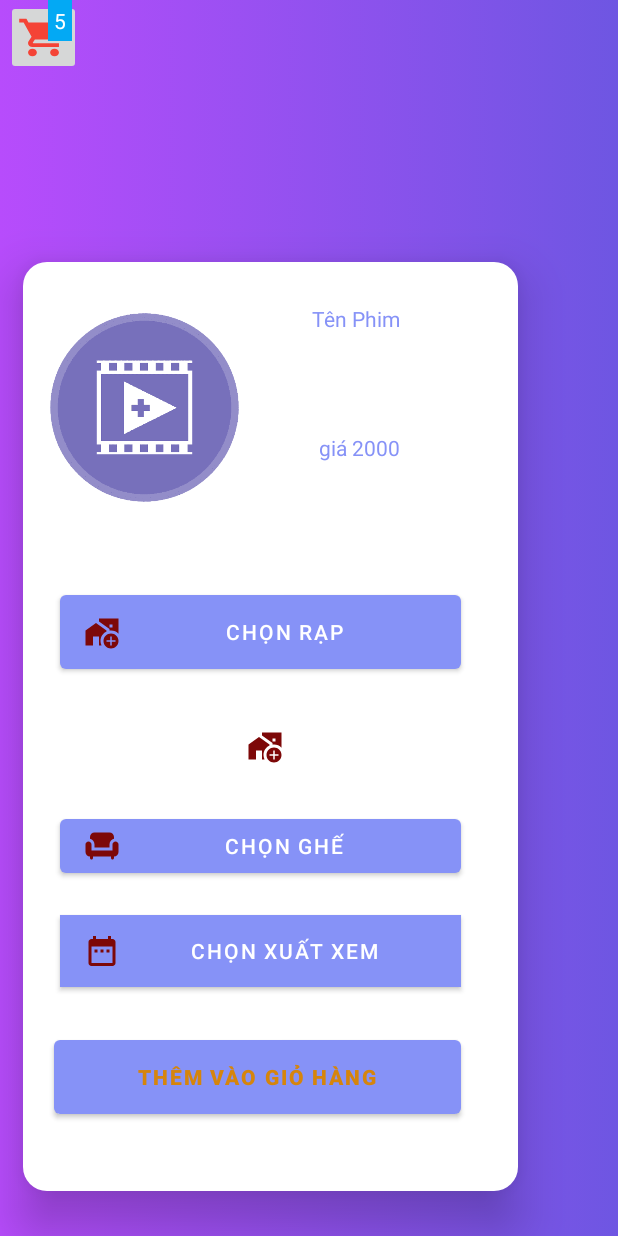
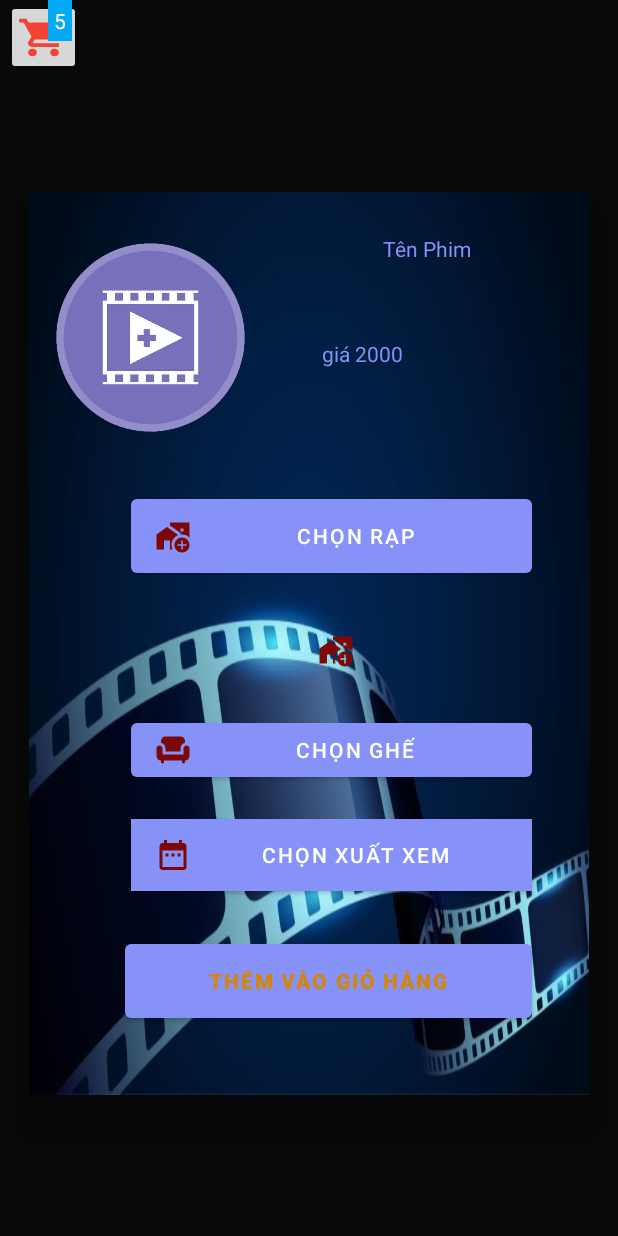
Before and after one commit to tu092002/KhoaLuan_ApkAppVePhim, an Android app: the layout activity_dat_ve.xml on its own in the app's theme, with its tools: preview values and no code run, on a phone screen of 412 x 824 dp. Run offline under Robolectric (Android 15) with nearby library versions, the phone set to English and light mode, and no system bars.

```diff
--- a/ApkTestApp/app/src/main/java/com/nht/apktestapp/Dao/PhimDao.java
+++ b/ApkTestApp/app/src/main/java/com/nht/apktestapp/Dao/PhimDao.java
@@ -135,6 +135,9 @@ public class PhimDao {
             p.setGiaPhim(c.getDouble(4));
             p.setThoiLuongPhim(c.getInt(5));
             p.setDiemPhim(c.getDouble(6));
+            p.setTacGia(c.getString(7));
+            p.setQuocGia(c.getString(8));
+            p.setTheLoai(c.getString(9));
             // Chuyển đối tượng thành chuỗi
             ls.add(p);
             c.moveToNext();
--- a/ApkTestApp/app/src/main/java/com/nht/apktestapp/DatVe.java
+++ b/ApkTestApp/app/src/main/java/com/nht/apktestapp/DatVe.java
@@ -16,6 +16,7 @@ import android.widget.TextView;
 import android.widget.Toast;
 
 import androidx.appcompat.app.AppCompatActivity;
+import androidx.appcompat.widget.Toolbar;
 
 import com.nht.apktestapp.Adapters.GheAdapter;
 import com.nht.apktestapp.Adapters.RapAdapter;
@@ -97,6 +98,7 @@ public class DatVe extends AppCompatActivity implements OnDialogDismissListener
         imgPhimDatVe.setImageBitmap(bitmap);
 
         // Tạo một danh sách các mục
+
 
         btnXuatChieuDatVe.setOnClickListener(new View.OnClickListener() {
             @Override
--- a/ApkTestApp/app/src/main/java/com/nht/apktestapp/MainActivity.java
+++ b/ApkTestApp/app/src/main/java/com/nht/apktestapp/MainActivity.java
@@ -77,7 +77,7 @@ public class MainActivity extends AppCompatActivity implements OnDialogDismissLi
 
 
 // Tạo database
-        database = new Database(this, "film.sqlite", null, 8);
+        database = new Database(this, "film.sqlite", null, 9);
         sqLiteDatabase = database.getWritableDatabase(); // cái này cho phép ghi dữ liệu database
 // có sqLiteDatabase mới dùng hàm đc Giỏ hàng number
         tvBadge = (TextView)  findViewById(R.id.tvBadge);
@@ -232,7 +232,7 @@ public class MainActivity extends AppCompatActivity implements OnDialogDismissLi
         //Khu vực khai báo, tạo viewFlipper
         list =  phimDao.getAllPhimToString();
 
-        for (int i = 0; i < 0; i++) {
+        for (int i = 0; i < 5; i++) {
             // Lấy tham chiếu đến ImageView và gắn hình ảnh cho nó
             ImageView imageView = findViewById(getResources().getIdentifier("imgv" + (i + 1), "id", getPackageName()));
 //            imageView.setImageResource(list.get(i).getImgPhim());
--- a/ApkTestApp/app/src/main/java/com/nht/apktestapp/SplashActivity.java
+++ b/ApkTestApp/app/src/main/java/com/nht/apktestapp/SplashActivity.java
@@ -172,7 +172,7 @@ public class SplashActivity extends AppCompatActivity {
                                 startActivity(intent);
                                 finish();
                             }
-                        }, 500); // Thời gian chuyển đổi là 4 gi
+                        }, 1000); // Thời gian chuyển đổi là 4 gi
                     }
                 }.start();
 
--- a/ApkTestApp/app/src/main/res/layout/activity_dat_ve.xml
+++ b/ApkTestApp/app/src/main/res/layout/activity_dat_ve.xml
@@ -4,7 +4,7 @@
     xmlns:tools="http://schemas.android.com/tools"
     android:layout_width="match_parent"
     android:layout_height="match_parent"
-    android:background="@drawable/lavender_bkg"
+    android:background="#090808"
     android:orientation="vertical"
     tools:context=".DatVe">
 
@@ -40,19 +40,19 @@
     </RelativeLayout>
 
     <RelativeLayout
-        android:layout_width="330dp"
-        android:layout_height="619dp"
+        android:layout_width="373dp"
+        android:layout_height="602dp"
         android:layout_centerInParent="true"
         android:layout_margin="15dp"
-        android:layout_marginStart="4dp"
-        android:background="@drawable/rounded_bkg"
+        android:background="@drawable/bgticket3"
         android:elevation="20dp"
         android:orientation="vertical"
         app:layout_constraintBottom_toBottomOf="parent"
+        app:layout_constraintEnd_toEndOf="parent"
+        app:layout_constraintHorizontal_bias="0.493"
         app:layout_constraintStart_toStartOf="parent"
         app:layout_constraintTop_toTopOf="parent"
-        app:layout_constraintVertical_bias="0.915"
-        >
+        app:layout_constraintVertical_bias="0.589">
 
 
         <Button
@@ -108,6 +108,7 @@
             android:text="Chọn Xuất Xem"
             tools:layout_editor_absoluteX="72dp"
             tools:layout_editor_absoluteY="456dp" />
+
         <Button
             android:id="@+id/btnDatVe"
             android:layout_width="271dp"
@@ -134,12 +135,12 @@
 
         <TextView
             android:id="@+id/tvGiaPhimDatVe"
-            android:layout_width="101dp"
-            android:layout_height="29dp"
+            android:layout_width="133dp"
+            android:layout_height="60dp"
             android:layout_alignParentStart="true"
             android:layout_alignParentTop="true"
-            android:layout_marginStart="197dp"
-            android:layout_marginTop="114dp"
+            android:layout_marginStart="195dp"
+            android:layout_marginTop="98dp"
 
             android:text="giá 2000"
             android:textColor="@color/lavender" />
```
Also changed, not shown: ApkTestApp/app/src/main/java/com/nht/apktestapp/Admin/AdminPhim.java (+100 -4 lines), ApkTestApp/app/src/main/java/com/nht/apktestapp/Database.java (+12 -9 lines), ApkTestApp/app/src/main/java/com/nht/apktestapp/DetailPhim.java (+8 -1 lines), ApkTestApp/app/src/main/java/com/nht/apktestapp/Model/Phim.java (+39 -1 lines), ApkTestApp/app/src/main/res/layout/activity_admin_phim.xml (+23 -0 lines), ApkTestApp/app/src/main/res/layout/activity_detail_phim.xml (+5 -5 lines), ApkTestApp/app/src/main/res/layout/my_toolbar.xml (added, +7 -0 lines), ApkTestApp/app/src/main/res/drawable/bgroundblack.png (added), 2 other files.
